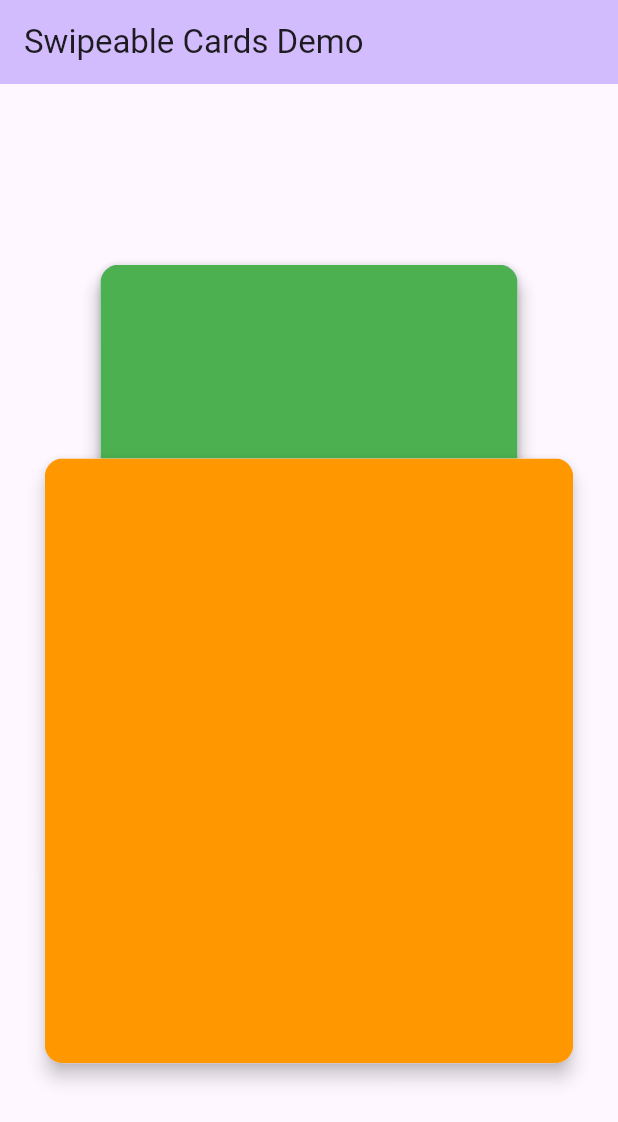
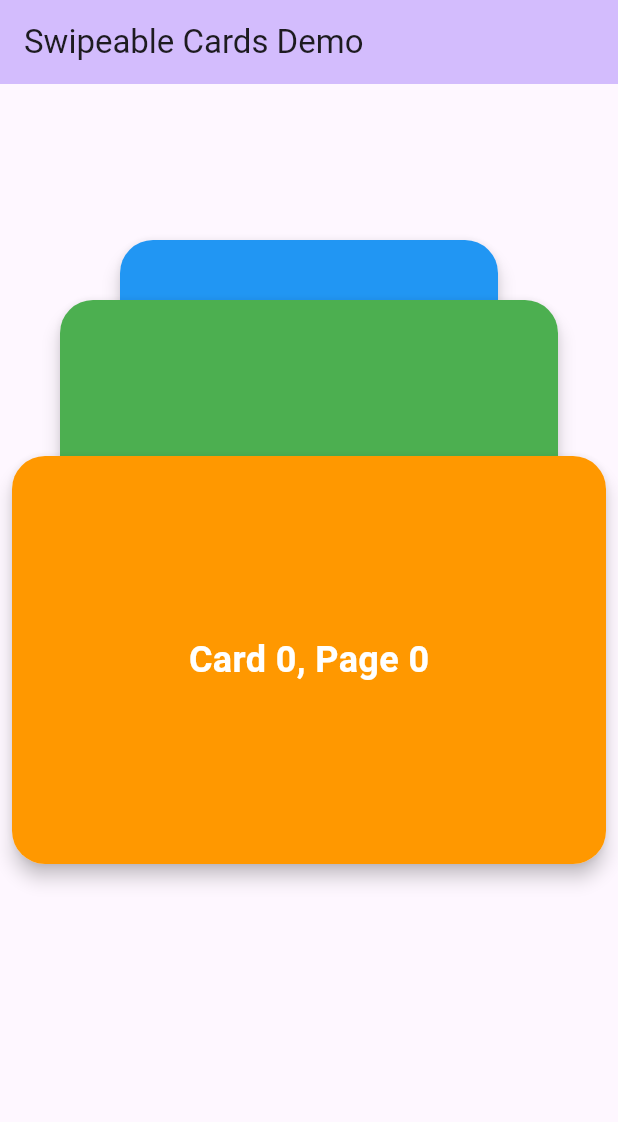
Before and after one commit to melWiss/swipeable_cards, a Flutter app: the screen it shows after launch, on a phone screen of 412 x 824 dp. Shown: the top 1122 px of the screen. Run offline on Flutter 3.47's test engine with Material 3 defaults, Android fonts, the phone set to English and light mode, and no system bars.

Commit message:
Refactor widget to use new swipeable cards implementation

```diff
--- a/example/lib/main.dart
+++ b/example/lib/main.dart
@@ -42,9 +42,13 @@ class _MyHomePageState extends State<MyHomePage> {
         title: Text(widget.title),
       ),
       body: Center(
-        child: EazySwipeableCards<MaterialColor>(
-          screenHeight: MediaQuery.of(context).size.height,
-          screenWidth: MediaQuery.of(context).size.width,
+        child: Padding(
+          padding: const EdgeInsets.all(8.0),
+          child: EazySwipeableCards2<(MaterialColor, int, int)>(
+            cardHeight: 400,
+            cardWidth: MediaQuery.sizeOf(context).width,
+            shownCards: 3,
+            cardDistance: 80,
             onSwipeLeft: () {
               setState(() {
                 counter--;
@@ -80,24 +84,34 @@ class _MyHomePageState extends State<MyHomePage> {
                 ),
               ),
             ),
-          borderRadius: 12.0,
+            borderRadius: 22.0,
             elevation: 5.0,
             pageSize: 6,
             pageThreshold: 3,
-          onLoadMore: ({required pageNumber, required pageSize}) async {
+            onLoadMore: ({required pageNumber, required pageSize}) {
               logger.log("pageNumber: $pageNumber;\tpageSize: $pageSize");
-            await Future.delayed(const Duration(seconds: 3));
               return Future.value([
-              Colors.orange,
-              Colors.green,
-              Colors.blue,
-              Colors.orange,
-              Colors.green,
-              Colors.blue,
+                (Colors.orange, 0, pageNumber),
+                (Colors.green, 1, pageNumber),
+                (Colors.blue, 2, pageNumber),
+                (Colors.orange, 3, pageNumber),
+                (Colors.green, 4, pageNumber),
+                (Colors.blue, 5, pageNumber),
               ]);
             },
-          builder: (MaterialColor item, BuildContext _) => Container(
-            color: item,
+            builder: ((MaterialColor, int, int) item, BuildContext _) => Container(
+              color: item.$1,
+              child: Center(
+                child: Text(
+                  'Card ${item.$2}, Page ${item.$3}',
+                  style: const TextStyle(
+                    color: Colors.white,
+                    fontSize: 24,
+                    fontWeight: FontWeight.bold,
+                  ),
+                ),
+              ),
+            ),
           ),
         ),
       ),
--- a/lib/eazy_swipeable_cards.dart
+++ b/lib/eazy_swipeable_cards.dart
@@ -1,2 +1,3 @@
 export 'src/swipeable_cards.dart';
+export 'src/swipeable_cards_2.dart';
 export 'src/logger.dart';
--- a/lib/src/swipeable_cards.dart
+++ b/lib/src/swipeable_cards.dart
@@ -15,10 +15,8 @@ class EazySwipeableCards<T> extends StatefulWidget {
   /// The [builder] parameter provides a method that will build the cards
   /// depending on the [T] items.
   const EazySwipeableCards({
-    required this.screenHeight,
-    required this.screenWidth,
     required this.builder,
-    this.onLoadMore,
+    required this.onLoadMore,
     super.key,
     this.onSwipeLeft,
     this.onSwipeRight,
@@ -31,14 +29,6 @@ class EazySwipeableCards<T> extends StatefulWidget {
     this.pageThreshold = 0,
   });
 
-  /// The height of the screen, used to size the cards.
-  @Deprecated("The widget will now take the whole available space.")
-  final double screenHeight;
-
-  /// The width of the screen, used to size the cards.
-  @Deprecated("The widget will now take the whole available space.")
-  final double screenWidth;
-
   /// This parameter will be used to determine when to call the builder function.
   /// If the number of cards left in the stack is equal to [pageThreshold] then
   /// the [onLoadMore] items will be called.
@@ -50,7 +40,7 @@ class EazySwipeableCards<T> extends StatefulWidget {
   /// This method will be called when the [EazySwipeableCards] needs more cards
   /// to the stack. If this parameter is null, the pagination won't work.
   final Future<List<T>> Function(
-      {required int pageSize, required int pageNumber})? onLoadMore;
+      {required int pageSize, required int pageNumber}) onLoadMore;
 
   /// A builder method to build the cards.
   final Widget Function(T item, BuildContext context) builder;
@@ -154,9 +144,9 @@ class _SwipeableCardsState<T> extends State<EazySwipeableCards<T>> {
   }
 
   void safelyCallOnload(int pageIndex) {
-    if (pageIndex != latestPageIndexCall && widget.onLoadMore != null) {
+    if (pageIndex != latestPageIndexCall) {
       latestPageIndexCall = pageIndex;
-      widget.onLoadMore!(pageNumber: pageIndex, pageSize: widget.pageSize).then(
+      widget.onLoadMore(pageNumber: pageIndex, pageSize: widget.pageSize).then(
         (value) {
           if (value.isNotEmpty) {
             items.addAll(value);
--- /dev/null
+++ b/lib/src/swipeable_cards_2.dart
@@ -0,0 +1,99 @@
+import 'package:eazy_swipeable_cards/src/swipeable_cards.dart';
+import 'package:flutter/material.dart';
+
+class EazySwipeableCards2<T> extends EazySwipeableCards<T> {
+  const EazySwipeableCards2({
+    required this.cardHeight,
+    required this.cardWidth,
+    required super.builder,
+    required super.onLoadMore,
+    this.cardDistance = 30.0,
+    this.shownCards = 1,
+    super.key,
+    super.onSwipeLeft,
+    super.onSwipeRight,
+    super.onDoubleTap,
+    super.onSwipedRightAppear,
+    super.onSwipedLeftAppear,
+    super.borderRadius = 0,
+    super.elevation = 0,
+    super.pageSize = 1,
+    super.pageThreshold = 0,
+  });
+
+  /// The height of the front card.
+  final double cardHeight;
+
+  /// The width of the front card.
+  final double cardWidth;
+
+  /// The number of cards that will be shown behind each other.
+  /// The default value is 1.
+  final int shownCards;
+
+  /// The distantance between each card.
+  /// The default value is 30.0.
+  final double cardDistance;
+
+  @override
+  State<EazySwipeableCards2<T>> createState() => _EazySwipeableCards2State();
+}
+
+class _EazySwipeableCards2State<T> extends State<EazySwipeableCards2<T>> {
+  ValueNotifier<int> currentIndex = ValueNotifier<int>(0);
+  int currentPage = 0;
+  List<T> data = [];
+
+  @override
+  void initState() {
+    super.initState();
+    onLoadMore();
+    currentIndex.addListener(() {
+      if (currentIndex.value < widget.pageThreshold) {
+        onLoadMore();
+      }
+    });
+  }
+
+  Future<void> onLoadMore() async {
+    final newData = await widget.onLoadMore(
+      pageNumber: currentPage++,
+      pageSize: widget.pageSize,
+    );
+    if (newData.isNotEmpty) {
+      setState(() {
+        data = data.sublist(currentIndex.value) + newData.toList();
+        currentIndex.value = 0;
+      });
+    }
+  }
+
+  @override
+  Widget build(BuildContext context) {
+    return Transform.translate(
+      offset: Offset(0, -widget.cardDistance * widget.shownCards),
+      child: Stack(
+        children: [
+          for (int i = widget.shownCards - 1; i >= 0; i--)
+            if (currentIndex.value + i < data.length)
+              Positioned.fill(
+                top: (widget.shownCards - i) * widget.cardDistance * 2,
+                child: Center(
+                  child: Material(
+                    elevation: widget.elevation,
+                    borderRadius: BorderRadius.circular(widget.borderRadius),
+                    clipBehavior: Clip.antiAlias,
+                    child: SizedBox(
+                      height: widget.cardHeight - i * widget.cardDistance,
+                      width: widget.cardWidth - i * widget.cardDistance,
+                      child:
+                          widget.builder(data[i - currentIndex.value], context),
+                    ),
+                  ),
+                ),
+              ),
+        ],
+      ),
+    );
+  }
+}
```
Also changed, not shown: example/pubspec.lock. Lines whose indentation alone changed are shown as unchanged.
